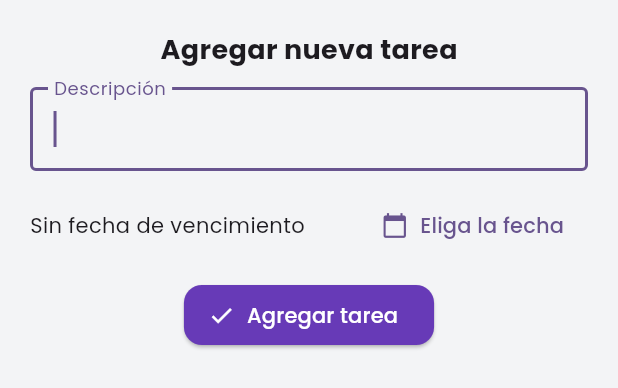
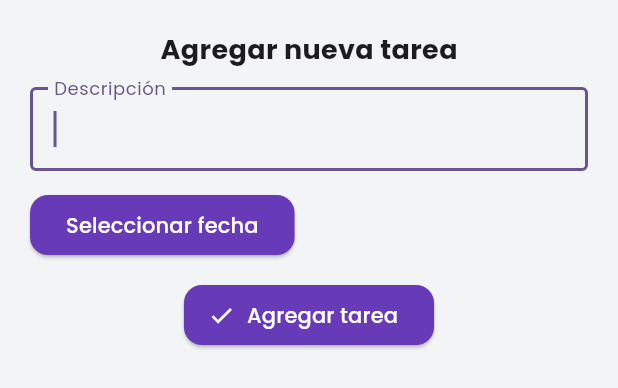
Before and after one commit to flutter-avanzado-ucq/proyecto-animaciones-avanzadas-mauescp, a Flutter app: the AddTaskSheet widget shown alone on an empty page, opened directly, after a tap on "Agregar tarea", on a phone screen of 412 x 824 dp. Shown: the top 388 px of the screen. Run offline on Flutter 3.47's test engine with Material 3 defaults, Android fonts, the phone set to English and light mode, and no system bars; our stand-ins replace flutter_local_notifications, flutter_staggered_animations, google_fonts, permission_handler, timezone; network calls fail.

Commit message:
Practica 17 de junio

```diff
--- a/lib/widgets/add_task_sheet.dart
+++ b/lib/widgets/add_task_sheet.dart
@@ -1,34 +1,52 @@
 import 'package:flutter/material.dart';
 import 'package:provider/provider.dart';
-import 'package:tareas/provider_task/task_provider.dart';
+import '../provider_task/task_provider.dart';
+import '../services/notification_service.dart';
 
 class AddTaskSheet extends StatefulWidget {
-  const AddTaskSheet({super.key, required this.onAddTask});
-
-  final void Function(String title, DateTime? fecha) onAddTask;
+  const AddTaskSheet({super.key, required Null Function(dynamic title, dynamic fecha) onAddTask});
 
   @override
   State<AddTaskSheet> createState() => _AddTaskSheetState();
 }
 
 class _AddTaskSheetState extends State<AddTaskSheet> {
-  final _controller = TextEditingController();
-  DateTime? _selectFecha;
+  final _controller = TextEditingController(); // Controla el input del usuario.
+  DateTime? _selectedDate; // Fecha seleccionada para vencimiento.
 
   @override
   void dispose() {
-    _controller.dispose();
+    _controller.dispose(); // Libera recursos del controlador de texto.
     super.dispose();
   }
 
-  void _submit() {
-    final text = _controller.text.trim();
+  void _submit() async {
+    final text = _controller.text.trim(); // Elimina espacios en blanco.
     if (text.isNotEmpty) {
-      Provider.of<TaskProvider>(
-        context,
-        listen: false,
-      ).addTask(text, dueDate: _selectFecha);
-      Navigator.pop(context);
+      // 1. Agrega la tarea al proveedor de estado.
+      Provider.of<TaskProvider>(context, listen: false).addTask(
+        text,
+        dueDate: _selectedDate,
+      );
+
+      // 2. Envia una notificación inmediata informando que se agregó la tarea.
+      await NotificationService.showImmediateNotification(
+        title: 'Nueva tarea',
+        body: 'Has agregado la tarea: $text',
+        payload: 'Tarea: $text', // Este texto será accesible si se toca la notificación.
+      );
+
+      // 3. Si el usuario seleccionó una fecha, programa una notificación futura.
+      if (_selectedDate != null) {
+        await NotificationService.scheduleNotification(
+          title: 'Recordatorio de tarea',
+          body: 'No olvides: $text',
+          scheduledDate: _selectedDate!,
+          payload: 'Tarea programada: $text para ${_selectedDate!.day}/${_selectedDate!.month}/${_selectedDate!.year}',
+        );
+      }
+
+      Navigator.pop(context); // Cierra la hoja inferior.
     }
   }
 
@@ -36,13 +54,13 @@ class _AddTaskSheetState extends State<AddTaskSheet> {
     final now = DateTime.now();
     final picked = await showDatePicker(
       context: context,
-      initialDate: _selectFecha ?? now,
+      initialDate: now,
       firstDate: now,
       lastDate: DateTime(now.year + 5),
     );
     if (picked != null) {
       setState(() {
-        _selectFecha = picked;
+        _selectedDate = picked; // Guarda la fecha seleccionada.
       });
     }
   }
@@ -59,10 +77,7 @@ class _AddTaskSheetState extends State<AddTaskSheet> {
       child: Column(
         mainAxisSize: MainAxisSize.min,
         children: [
-          const Text(
-            'Agregar nueva tarea',
-            style: TextStyle(fontSize: 18, fontWeight: FontWeight.bold),
-          ),
+          const Text('Agregar nueva tarea', style: TextStyle(fontSize: 18, fontWeight: FontWeight.bold)),
           const SizedBox(height: 12),
           TextField(
             controller: _controller,
@@ -76,18 +91,13 @@ class _AddTaskSheetState extends State<AddTaskSheet> {
           const SizedBox(height: 12),
           Row(
             children: [
-              Expanded(
-                child: Text(
-                  _selectFecha == null
-                      ? 'Sin fecha de vencimiento'
-                      : 'Vence: ${_selectFecha!.day}/${_selectFecha!.month}/${_selectFecha!.year}',
-                ),
+              ElevatedButton(
+                onPressed: _pickDate,
+                child: const Text('Seleccionar fecha'),
               ),
-              TextButton.icon(
-                onPressed: _pickDate,
-                icon: const Icon(Icons.calendar_today),
-                label: const Text('Eliga la fecha'),
-              ),
+              const SizedBox(width: 10),
+              if (_selectedDate != null)
+                Text('${_selectedDate!.day}/${_selectedDate!.month}/${_selectedDate!.year}')
             ],
           ),
           const SizedBox(height: 12),
--- a/pubspec.yaml
+++ b/pubspec.yaml
@@ -34,6 +34,9 @@ dependencies:
   flutter_staggered_animations: ^1.1.1
   provider: ^6.1.5
   intl: ^0.18.1
+  timezone: 0.10.1
+  permission_handler: ^11.3.0
+  flutter_local_notifications: ^19.2.1
 
   # The following adds the Cupertino Icons font to your application.
   # Use with the CupertinoIcons class for iOS style icons.
```
Also changed, not shown: lib/main.dart (+17 -3 lines), lib/provider_task/task_provider.dart (+27 -5 lines), lib/services/notification_service.dart (added, +94 -0 lines), lib/widgets/edit_task_sheet.dart (+20 -1 lines), pubspec.lock, 9 other files.
